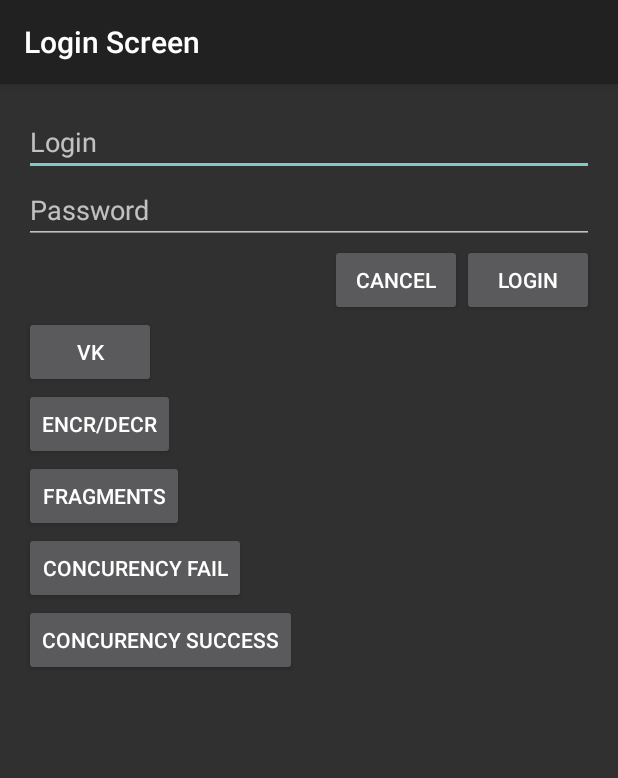
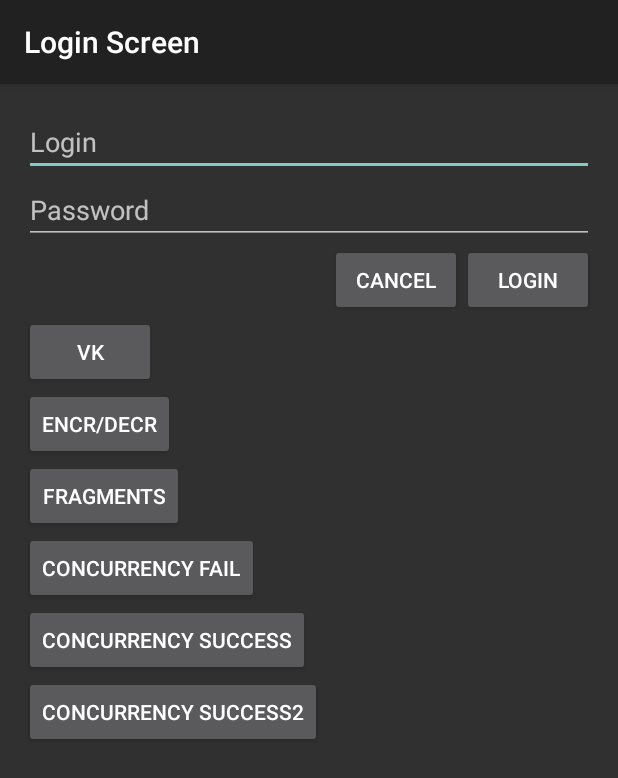
Before and after one commit to IstiN/android_training_2014, an Android app: the screen it shows after launch (LoginActivity), on a phone screen of 412 x 824 dp. Shown: the top 778 px of the screen. Run offline under Robolectric (Android 15) with nearby library versions, the phone set to English and light mode, and no system bars.

Commit message:
added one more success method

```diff
--- a/task_manager/app/src/main/java/com/epam/training/taskmanager/LoginActivity.java
+++ b/task_manager/app/src/main/java/com/epam/training/taskmanager/LoginActivity.java
@@ -38,6 +38,10 @@ public class LoginActivity extends ActionBarActivity {
 
     public void onConcurrencySuccessClick(View view) {
         ConcurrencySampleHelper.success();
+    }
+
+    public void onConcurrencySuccess2Click(View view) {
+        ConcurrencySampleHelper.success2();
     }
 
     public void onLoginClick(View view) {
--- a/task_manager/app/src/main/res/layout/activity_login.xml
+++ b/task_manager/app/src/main/res/layout/activity_login.xml
@@ -73,12 +73,17 @@
         <Button
             android:layout_width="wrap_content"
             android:layout_height="wrap_content"
-            android:text="Concurency Fail"
+            android:text="Concurrency Fail"
             android:onClick="onConcurrencyFailClick"/>
         <Button
             android:layout_width="wrap_content"
             android:layout_height="wrap_content"
-            android:text="Concurency Success"
+            android:text="Concurrency Success"
             android:onClick="onConcurrencySuccessClick"/>
+        <Button
+            android:layout_width="wrap_content"
+            android:layout_height="wrap_content"
+            android:text="Concurrency Success2"
+            android:onClick="onConcurrencySuccess2Click"/>
     </LinearLayout>
 </RelativeLayout>
```
Also changed, not shown: task_manager/app/src/main/java/com/epam/training/taskmanager/helper/ConcurrencySampleHelper.java (+39 -0 lines).
